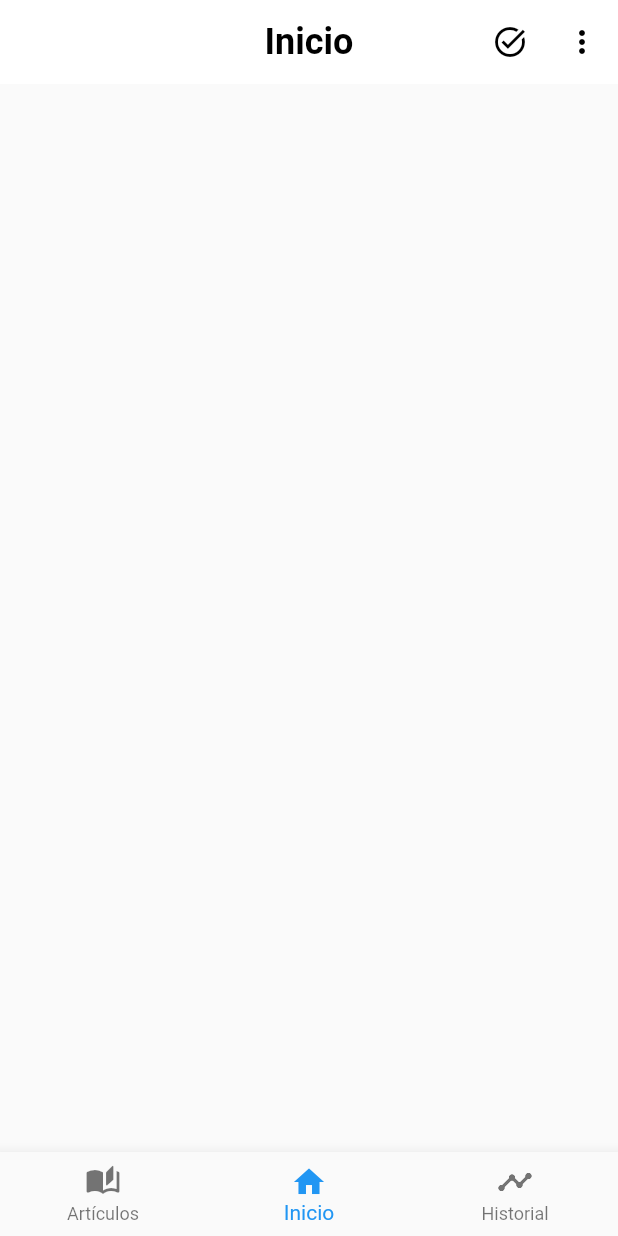
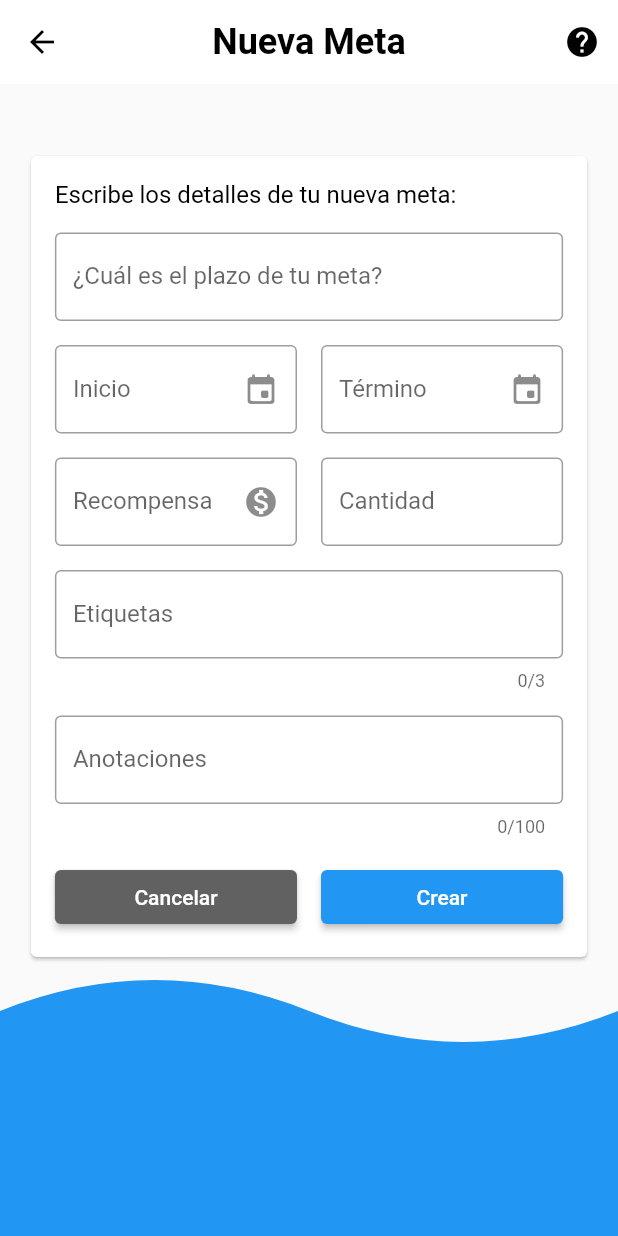
Before and after one commit to Frozen-Burrito/hydrate-app, a Flutter app: the screen it shows after launch, item 2 of the bottom bar chosen, after a tap on the "task alt" icon, on a phone screen of 412 x 824 dp. Run offline on Flutter 3.47's test engine with Material 2 defaults, Android fonts, the phone set to English and light mode, and no system bars; our stand-ins replace flutter_blue, sqflite; accounts and stored records are empty.

Commit message:
Crear pagina de nueva meta

```diff
--- a/lib/main.dart
+++ b/lib/main.dart
@@ -3,6 +3,7 @@ import 'package:flutter/material.dart';
 import 'package:hydrate_app/src/pages/main_page.dart';
 import 'package:hydrate_app/src/pages/config_page.dart';
 import 'package:hydrate_app/src/pages/connection_page.dart';
+import 'package:hydrate_app/src/pages/new_goal_page.dart';
 
 /// El punto de entrada de [MyApp]
 void main() => runApp(const MyApp());
@@ -21,6 +22,7 @@ class MyApp extends StatelessWidget {
         '/': (context) => const MainPage(),
         '/config': (context) => const ConfigPage(),
         '/ble-pair': (context) => const ConnectionPage(),
+        '/new-goal': (context) => const NewGoalPage(),
       },
     );
   }
--- a/lib/src/pages/home_tab.dart
+++ b/lib/src/pages/home_tab.dart
@@ -20,7 +20,10 @@ class HomeTab extends StatelessWidget {
           floating: true,
           actionsIconTheme: const IconThemeData(color: Colors.black),
           actions: <Widget> [
-            IconButton(onPressed: (){}, icon: const Icon(Icons.task_alt)),
+            IconButton(
+              icon: const Icon(Icons.task_alt),
+              onPressed: () => Navigator.pushNamed(context, '/new-goal'),
+            ),
             OptionsPopupMenu(
               options: <MenuItem> [
                 MenuItem(
--- /dev/null
+++ b/lib/src/pages/new_goal_page.dart
@@ -0,0 +1,224 @@
+import 'package:flutter/material.dart';
+import 'package:hydrate_app/src/utils/validators.dart';
+
+import 'package:hydrate_app/src/widgets/shapes.dart';
+
+class NewGoalPage extends StatelessWidget {
+  const NewGoalPage({ Key? key }) : super(key: key);
+
+  @override
+  Widget build(BuildContext context) {
+    return Scaffold(
+      body: CustomScrollView(
+        physics: const BouncingScrollPhysics(),
+        slivers: <Widget>[
+          SliverAppBar(
+          title: const Padding(
+            padding: EdgeInsets.symmetric( vertical: 10.0 ),
+            child: Text('Nueva Meta'),
+          ),
+          titleTextStyle: const TextStyle(color: Colors.black, fontWeight: FontWeight.w600, fontSize: 24),
+          centerTitle: true,
+          backgroundColor: Colors.white,
+          floating: true,
+          leading: IconButton(
+            color: Colors.black,
+            icon: const Icon(Icons.arrow_back),
+            onPressed: () => Navigator.pop(context)
+          ),
+          actionsIconTheme: const IconThemeData(color: Colors.black),
+          actions: <Widget> [
+            IconButton(
+              icon: const Icon(Icons.help),
+              onPressed: (){},
+            ),
+          ],
+        ),
+
+          //TODO: Agregar tarjeta con el formulario para nueva meta.
+          SliverToBoxAdapter(
+            child: Stack(
+              children: const <Widget> [
+                WaveShape(),
+
+                Center(
+                  child: _ObjectiveForm(),
+                ),
+              ],
+            ),
+          ),
+        ],
+      ),
+    );
+  }
+}
+
+class _ObjectiveForm extends StatelessWidget {
+  const _ObjectiveForm({
+    Key? key,
+  }) : super(key: key);
+
+  @override
+  Widget build(BuildContext context) {
+    return Form(
+      autovalidateMode: AutovalidateMode.onUserInteraction,
+      child: Card(
+        margin: const EdgeInsets.only( top: 48.0 ),
+        child: SizedBox(
+          width: MediaQuery.of(context).size.width * 0.9,
+          child: Padding(
+            padding: const EdgeInsets.all(16.0),
+            child: Column(
+              crossAxisAlignment: CrossAxisAlignment.start,
+              children: <Widget>[
+                const Text(
+                  'Escribe los detalles de tu nueva meta:',
+                  style: TextStyle(fontSize: 16.0, color: Colors.black),
+                ),
+
+                const SizedBox( height: 16.0, ),
+
+                const TextField(
+                  decoration: InputDecoration(
+                    border: OutlineInputBorder(),
+                    labelText: '¿Cuál es el plazo de tu meta?'
+                  ),
+                ),
+
+                const SizedBox( height: 16.0, ),
+
+                Row(
+                  mainAxisAlignment: MainAxisAlignment.center,
+                  children:  <Widget>[
+                    Expanded(
+                      child: TextField(
+                        readOnly: true,
+                        decoration: const InputDecoration(
+                          border: OutlineInputBorder(),
+                          labelText: 'Inicio',
+                          suffixIcon: Icon(Icons.event_rounded)
+                        ),
+                        onTap: () async {
+                          DateTime? startDate = await showDatePicker(
+                            context: context,
+                            initialDate: DateTime.now(),
+                            firstDate: DateTime(2000),
+                            lastDate: DateTime(2100)
+                          );
+                        },
+                      ),
+                    ),
+
+                    const SizedBox( width: 16.0 ,),
+
+                    Expanded(
+                      child: TextField(
+                        readOnly: true,
+                        decoration: const InputDecoration(
+                          border: OutlineInputBorder(),
+                          labelText: 'Término',
+                          suffixIcon: Icon(Icons.event_rounded)
+                        ),
+                        onTap: () async {
+                          DateTime? endDate = await showDatePicker(
+                            context: context,
+                            initialDate: DateTime.now().add(const Duration( days: 30)),
+                            firstDate: DateTime(2000),
+                            lastDate: DateTime(2100)
+                          );
+                        },
+                      ),
+                    ),
+                  ],
+                ),
+
+                const SizedBox( height: 16.0, ),
+
+                Row(
+                  mainAxisAlignment: MainAxisAlignment.center,
+                  children: <Widget>[
+                    const Expanded(
+                      child: TextField(
+                        decoration: InputDecoration(
+                          border: OutlineInputBorder(),
+                          labelText: 'Recompensa',
+                          hintText: '20',
+                          suffixIcon: Icon(Icons.monetization_on)
+                        ),
+                      ),
+                    ),
+
+                    const SizedBox( width: 16.0, ),
+
+                    Expanded(
+                      child: TextFormField(
+                        autocorrect: false,
+                        keyboardType: TextInputType.number,
+                        decoration: const InputDecoration(
+                          border: OutlineInputBorder(),
+                          labelText: 'Cantidad',
+                          hintText: '100ml'
+                        ),
+                        validator: (value) => Validators.validateWaterAmount(value),
+                      ),
+                    ),
+                  ]
+                ),
+
+                const SizedBox( height: 16.0, ),
+
+                const TextField(
+                  decoration: InputDecoration(
+                    border: OutlineInputBorder(),
+                    labelText: 'Etiquetas',
+                    counterText: '0/3'
+                  ),
+                ),
+
+                const SizedBox( height: 16.0, ),
+
+                const TextField(
+                  decoration: InputDecoration(
+                    border: OutlineInputBorder(),
+                    labelText: 'Anotaciones',
+                    hintText: 'Debo recordar tomar agua antes de...',
+                    counterText: '0/100'
+                  ),
+                ),
+
+                const SizedBox( height: 16.0, ),
+
+                Row(
+                  mainAxisAlignment: MainAxisAlignment.center,
+                  children: <Widget>[
+                    Expanded(
+                      child: ElevatedButton(
+                        child: const Text('Cancelar'),
+                        style: ElevatedButton.styleFrom(
+                          primary: Colors.grey.shade700,
+                        ),
+                        onPressed: () => Navigator.pop(context),
+                      ),
+                    ),
+
+                    const SizedBox( width: 16.0, ),
+
+                    Expanded(
+                      child: ElevatedButton(
+                        child: const Text('Crear'),
+                        style: ElevatedButton.styleFrom(
+                          primary: Colors.blue,
+                        ),
+                        onPressed: () {},
+                      ),
+                    ),
+                  ]
+                ),
+              ],
+            ),
+          ),
+        ),
+      ),
+    );
+  }
+}
--- /dev/null
+++ b/lib/src/widgets/shapes.dart
@@ -0,0 +1,41 @@
+import 'package:flutter/material.dart';
+
+class WaveShape extends StatelessWidget {
+  const WaveShape({ Key? key }) : super(key: key);
+
+  @override
+  Widget build(BuildContext context) {
+    return Container(
+      width: MediaQuery.of(context).size.width,
+      height: MediaQuery.of(context).size.height,
+      child: CustomPaint(
+        painter: _WaveShapePainter(),
+      ),
+    );
+  }
+}
+
+class _WaveShapePainter extends CustomPainter {
+
+  @override
+  void paint(Canvas canvas, Size size) {
+    final paint = Paint();
+
+    paint.color = Colors.blue;
+    paint.style = PaintingStyle.fill;
+    paint.strokeWidth = 1.0;
+
+    final path = Path();
+
+    path.lineTo(0, size.height * 0.75);
+    path.quadraticBezierTo(size.width * 0.25, size.height * 0.7, size.width * 0.5, size.height * 0.75);
+    path.quadraticBezierTo(size.width * 0.75, size.height * 0.8, size.width, size.height * 0.75);
+    path.lineTo(size.width, size.height);
+    path.lineTo(0, size.height);
+
+    canvas.drawPath(path, paint);
+  }
+
+  @override
+  bool shouldRepaint(covariant CustomPainter oldDelegate) => false;
+}
--- a/pubspec.yaml
+++ b/pubspec.yaml
@@ -15,7 +15,7 @@ publish_to: 'none' # Remove this line if you wish to publish to pub.dev
 # In iOS, build-name is used as CFBundleShortVersionString while build-number used as CFBundleVersion.
 # Read more about iOS versioning at
 # https://developer.apple.com/library/archive/documentation/General/Reference/InfoPlistKeyReference/Articles/CoreFoundationKeys.html
-version: 0.0.1+1
+version: 0.0.2+1
 
 environment:
   sdk: ">=2.12.0 <3.0.0"
```
